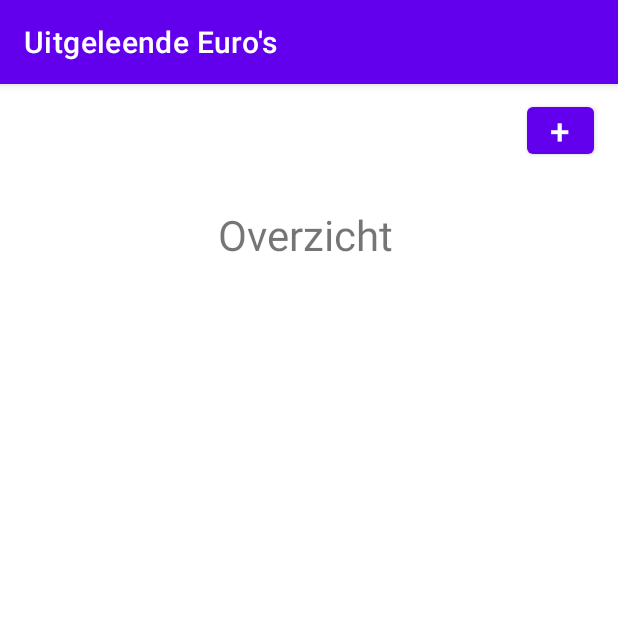
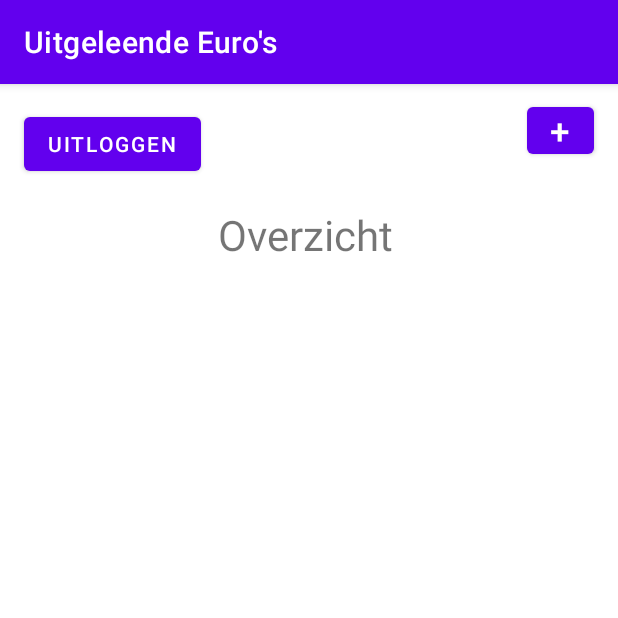
Before and after one commit to LezuLezu/s1120890_s1107714_iiatimd_app, an Android app: the MainActivity screen opened directly, with no data from a screen before it, on a phone screen of 412 x 824 dp, the top half of it. Run offline under Robolectric (Android 15) with nearby library versions, the phone set to English and light mode, and no system bars; our stand-ins replace Room's generated code, Volley; network calls fail; 1 statement that could not run was skipped.

Commit message:
started working on the logout button

```diff
--- a/app/src/main/java/com/iatjrd/geld_lenen_app/MainActivity.java
+++ b/app/src/main/java/com/iatjrd/geld_lenen_app/MainActivity.java
@@ -1,16 +1,12 @@
 package com.iatjrd.geld_lenen_app;
 
-import androidx.annotation.NonNull;
-import androidx.annotation.RequiresApi;
 import androidx.appcompat.app.AlertDialog;
 import androidx.appcompat.app.AppCompatActivity;
 import androidx.recyclerview.widget.LinearLayoutManager;
 import androidx.recyclerview.widget.RecyclerView;
-import androidx.room.Room;
 
 import android.content.DialogInterface;
 import android.content.Intent;
-import android.os.Build;
 import android.os.Bundle;
 import android.util.Log;
 import android.view.View;
@@ -22,20 +18,17 @@ import com.android.volley.RequestQueue;
 import com.android.volley.Response;
 import com.android.volley.VolleyError;
 import com.android.volley.toolbox.JsonArrayRequest;
-import com.android.volley.toolbox.JsonObjectRequest;
-import com.android.volley.toolbox.Volley;
 
 import org.json.JSONArray;
 import org.json.JSONException;
 import org.json.JSONObject;
 
 import java.util.ArrayList;
-import java.util.Arrays;
 import java.util.HashMap;
 import java.util.List;
 import java.util.Map;
 
-public class MainActivity extends AppCompatActivity implements View.OnClickListener{
+public class MainActivity extends AppCompatActivity{
     User user;
     Loan loan;
     String BASE_URL = "https://geld-lenen.herokuapp.com/api/user/loans";
@@ -49,7 +42,10 @@ public class MainActivity extends AppCompatActivity implements View.OnClickListe
         super.onCreate(savedInstanceState);
         setContentView(R.layout.activity_main);
         Button toAddCardButton = findViewById(R.id.addButton);
-        toAddCardButton.setOnClickListener(this);
+        toAddCardButton.setOnClickListener(this::addCardClick);
+
+        Button logoutButton = findViewById(R.id.logoutButton);
+        logoutButton.setOnClickListener(this::logoutClick);
 
         user = (User) getIntent().getExtras().getSerializable("User");
 
@@ -144,11 +140,18 @@ public class MainActivity extends AppCompatActivity implements View.OnClickListe
 //        new Thread(new GetLoanTask(db)).start();
     }
 
-    @Override
-    public void onClick(View v) {
+    //ADD CARD BUTTON CLICKED
+    public void addCardClick(View v) {
         Intent toAddCardIntent = new Intent(this, AddCardActivity.class);
         toAddCardIntent.putExtra("User", user);
         startActivity(toAddCardIntent);
+    }
+
+    //LOGOUT BUTTON CLICKED
+    public void logoutClick(View v){
+        Log.d("logout", "CLICKED");
+        Intent toLoginScreenIntent = new Intent(this, LoginActivity.class);
+        startActivity(toLoginScreenIntent);
     }
 
     private void noLoansDialog(){
--- /dev/null
+++ b/app/src/main/res/drawable/logout_icon.xml
@@ -0,0 +1,4 @@
+<?xml version="1.0" encoding="utf-8"?>
+<bitmap>
+
+</bitmap>
--- a/app/src/main/res/layout/activity_main.xml
+++ b/app/src/main/res/layout/activity_main.xml
@@ -66,4 +66,15 @@
         app:layout_constraintStart_toStartOf="parent"
         app:layout_constraintTop_toTopOf="parent"
         app:layout_constraintVertical_bias="0.534" />
+
+    <Button
+        android:id="@+id/logoutButton"
+        android:layout_width="wrap_content"
+        android:layout_height="wrap_content"
+        android:layout_marginStart="16dp"
+        android:layout_marginLeft="16dp"
+        android:layout_marginTop="16dp"
+        android:text="@string/logout"
+        app:layout_constraintStart_toStartOf="parent"
+        app:layout_constraintTop_toTopOf="parent" />
 </androidx.constraintlayout.widget.ConstraintLayout>
--- a/app/src/main/res/values/strings.xml
+++ b/app/src/main/res/values/strings.xml
@@ -4,6 +4,7 @@
 <!--    OVERVIEW PAGE (ACTIVITY MAIN)-->
     <string name="overview">Overzicht</string>
     <string name="addCard">+</string>
+    <string name="logout">Uitloggen</string>
 
 <!--    LOGIN PAGE (ACTIVITY LOGIN)-->
     <string name="login">Inloggen</string>
```
